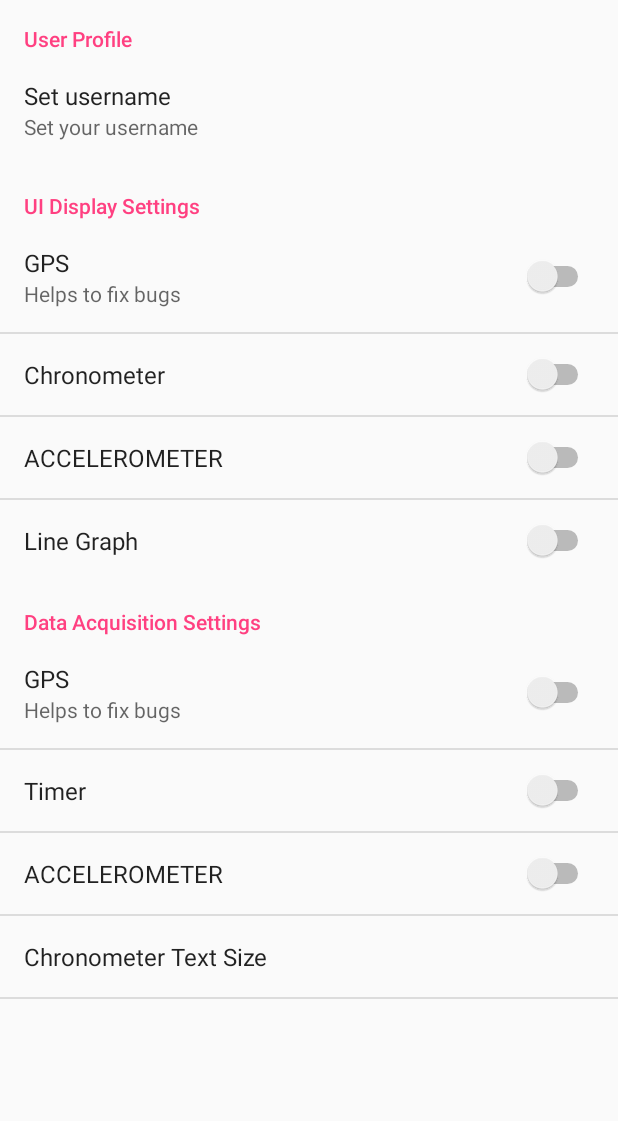
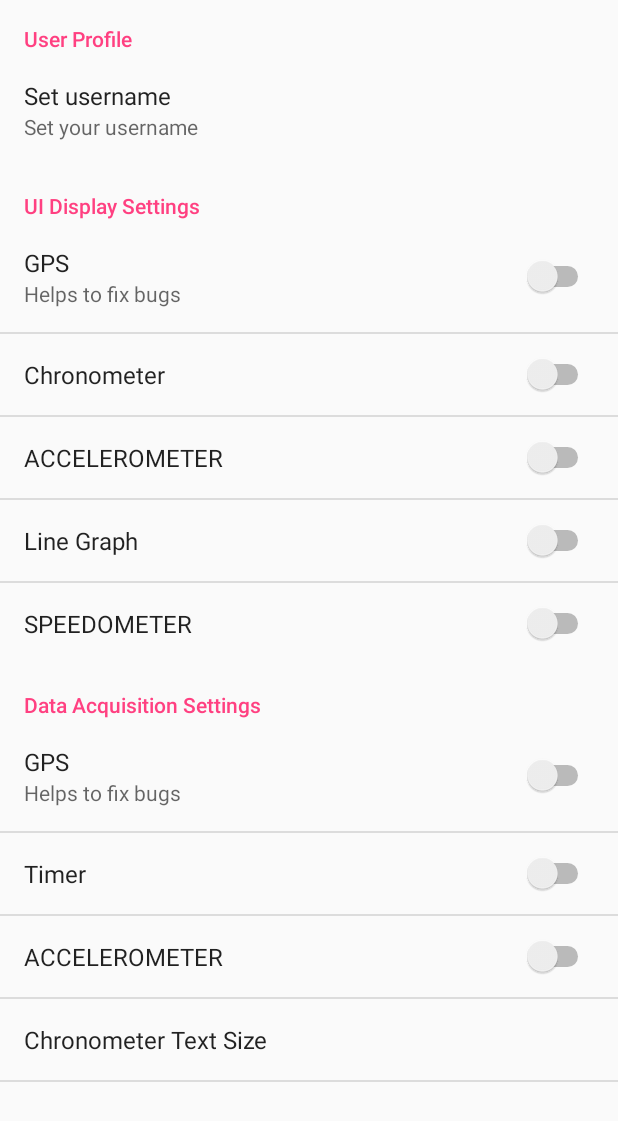
Before and after one commit to nrkfeller/driving_aid_app, an Android app: the TrackingActivity screen opened directly, with no data from a screen before it, in the options menu, after a tap on "Settings", on a phone screen of 412 x 824 dp. Shown: the top 1121 px of the screen. Run offline under Robolectric (Android 15) with nearby library versions, the phone set to English and light mode, and no system bars; libraries missing offline, so code that uses them is left out: com.cardiomood.android, com.github.mikephil.charting; 42 statements that could not run were skipped.

Commit message:
added on/off toggle setting for speedometer

```diff
--- a/app/src/main/java/com/efelnic/driveapp/TrackingActivity.java
+++ b/app/src/main/java/com/efelnic/driveapp/TrackingActivity.java
@@ -83,14 +83,14 @@ public class TrackingActivity extends MainActivity implements LocationListener,
               timerTitle, timerView, lapView, chronoView, // time + lap
               accTitle, accView, // lin accel
               compAccTitle, xrotView, yrotView, zrotView; // componential accel
-    View      lineGraphView;//Line graph
+    View      lineGraphView, speedometerView;//Line graph
 
     boolean bPermissionGranted;
 
     private LineChart mChart;
     float lin_accel;
     double time = 0;
-    boolean gpsSetting, accelSetting, timerSetting, lineGraphSetting;
+    boolean gpsSetting, accelSetting, timerSetting, lineGraphSetting, speedometerSetting;
     String chronTextSizeSetting;
 
 
@@ -202,6 +202,7 @@ public class TrackingActivity extends MainActivity implements LocationListener,
         accelSetting = sp.getBoolean("prefAccelerometerUI", false);
         timerSetting = sp.getBoolean("prefTimerUI", false);
         lineGraphSetting = sp.getBoolean("prefLineGraphUI", false);
+        speedometerSetting = sp.getBoolean("prefSpeedometer", false);
         chronTextSizeSetting = sp.getString("prefChronoTextSize", "25");
 
         //GPS
@@ -271,14 +272,6 @@ public class TrackingActivity extends MainActivity implements LocationListener,
             lapView.setVisibility(View.GONE);
         }
 
-        //LineGraph
-        lineGraphView = (LineChart) findViewById(R.id.chart1);
-
-        if(lineGraphSetting)
-            lineGraphView.setVisibility(View.VISIBLE);
-        else
-            lineGraphView.setVisibility(View.GONE);
-
         //Chrono text size
         switch(chronTextSizeSetting)
         {
@@ -303,6 +296,21 @@ public class TrackingActivity extends MainActivity implements LocationListener,
                 lapView.setTextSize(50);
                 break;
         }
+
+        //LineGraph
+        lineGraphView = (LineChart) findViewById(R.id.chart1);
+
+        if(lineGraphSetting)
+            lineGraphView.setVisibility(View.VISIBLE);
+        else
+            lineGraphView.setVisibility(View.GONE);
+
+        //Speedometer
+        speedometerView = (SpeedometerGauge) findViewById(R.id.speedometer);
+        if (speedometerSetting)
+            speedometerView.setVisibility(View.VISIBLE);
+        else speedometerView.setVisibility(View.GONE);
+
     }
 
     //Line Chart Methods
--- a/app/src/main/java/com/efelnic/driveapp/UserSettingActivity.java
+++ b/app/src/main/java/com/efelnic/driveapp/UserSettingActivity.java
@@ -113,6 +113,7 @@ public class UserSettingActivity extends    PreferenceActivity {
             bindPreferenceSummaryToValue(findPreference("prefAccelerometerUI"));
             bindPreferenceSummaryToValue(findPreference("prefTimerUI"));
             bindPreferenceSummaryToValue(findPreference("prefLineGraphUI"));
+            bindPreferenceSummaryToValue(findPreference("prefSpeedometer"));
 
             //Database
             bindPreferenceSummaryToValue(findPreference("prefGpsData"));
--- a/app/src/main/res/values/strings.xml
+++ b/app/src/main/res/values/strings.xml
@@ -35,8 +35,8 @@
     <string name="pref_gps">GPS</string>
     <string name="pref_send_report_summary">Helps to fix bugs</string>
     <string name="pref_maps">MAPS</string>
-    <string name="pref_accelerometer">ACCELEROMETER</string>
-    <string name="pref_gyroscope">GYROSCOPE</string>
+    <string name="pref_accelerometerUI">ACCELEROMETER</string>
+    <string name="pref_speedometer">SPEEDOMETER</string>
     <string name="prefLineGraph">Line Graph</string>
     <string name="pref_sync_frequency">Sync frequency</string>
     <string name="pref_sync_frequency_summary">Set the sync frequency</string>
--- a/app/src/main/res/xml/settings.xml
+++ b/app/src/main/res/xml/settings.xml
@@ -29,13 +29,19 @@
         <SwitchPreference
             android:defaultValue="false"
             android:key="prefAccelerometerUI"
-            android:title="@string/pref_accelerometer" >
+            android:title="@string/pref_accelerometerUI" >
         </SwitchPreference>
 
         <SwitchPreference
             android:defaultValue="false"
             android:key="prefLineGraphUI"
             android:title="@string/prefLineGraph" >
+        </SwitchPreference>
+
+        <SwitchPreference
+            android:defaultValue="false"
+            android:key="prefSpeedometer"
+            android:title="@string/pref_speedometer" >
         </SwitchPreference>
 
 
@@ -61,7 +67,7 @@
        <SwitchPreference
             android:defaultValue="false"
             android:key="prefAccelerometerData"
-            android:title="@string/pref_accelerometer" >
+            android:title="@string/pref_accelerometerUI" >
         </SwitchPreference>
 
 
```
